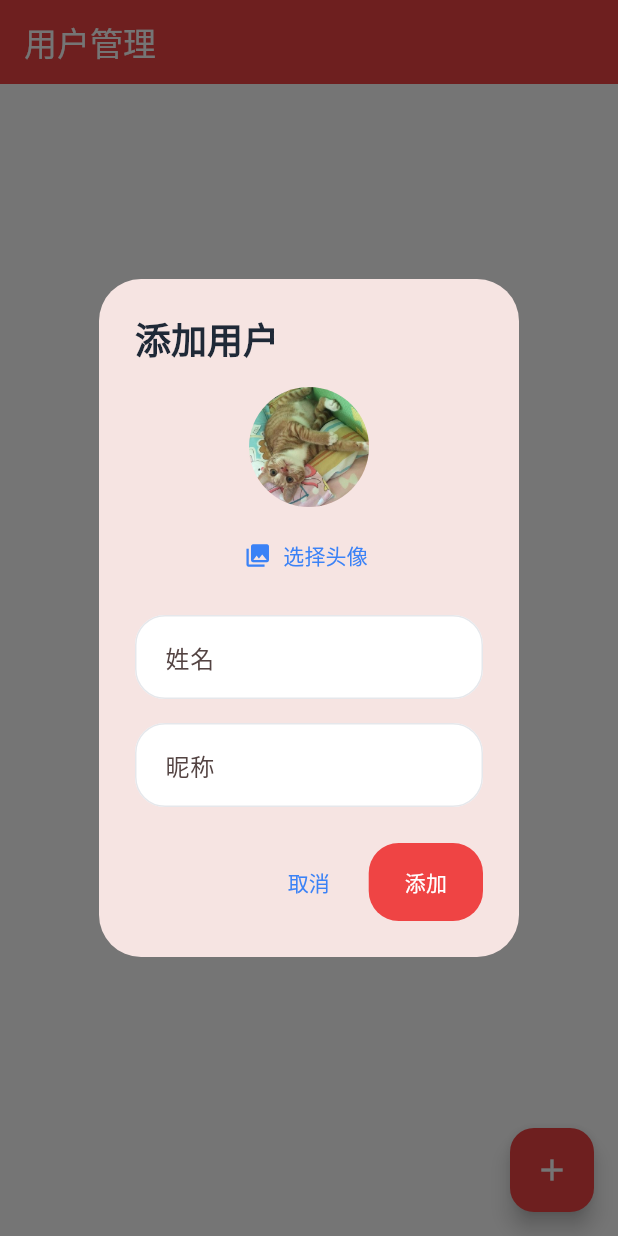
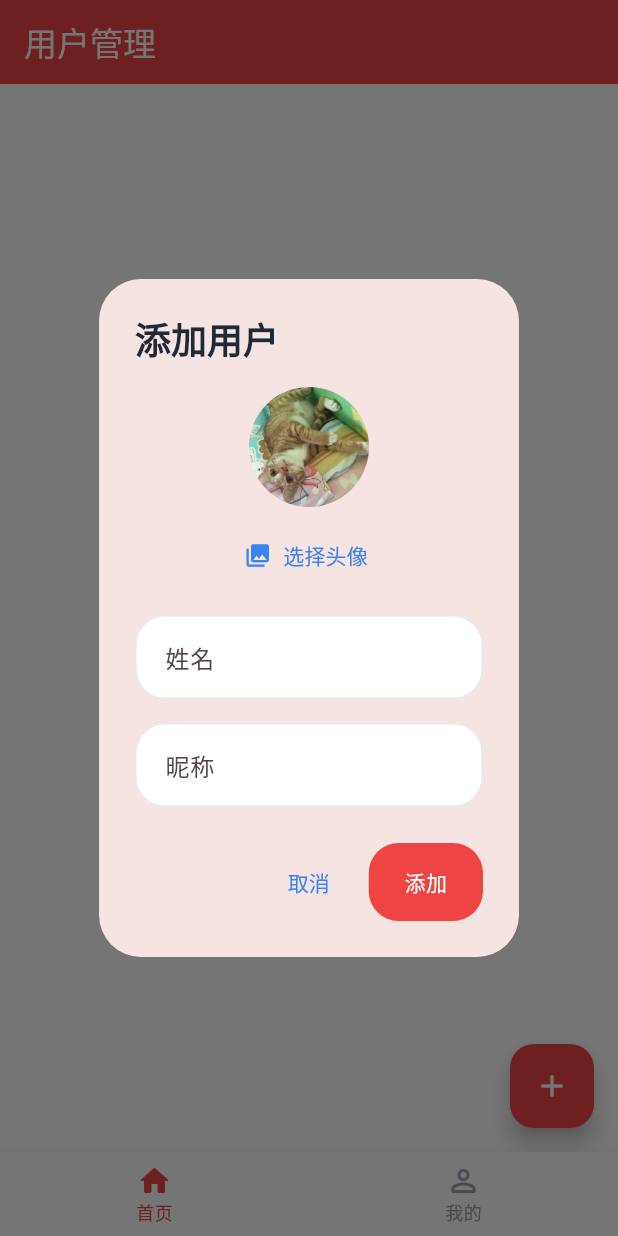
Before and after one commit to PassionZale/imh, a Flutter app: the screen it shows after launch, after a tap on the "add" icon, on a phone screen of 412 x 824 dp. Run offline on Flutter 3.47's test engine with Material 3 defaults, Android fonts, the phone set to English and light mode, and no system bars; our stand-ins replace image_picker, sqflite, wakelock_plus; accounts and stored records are empty.

Commit message:
feat(navigation): 添加底部导航栏
- 新增 HomePage 容器，使用 IndexedStack 管理首页和我的页面
- 新增 ProfilePage 个人中心页面
- 在 AppTheme 中添加底部导航栏主题样式
- 修复 adb_devices_fix.sh 无设备时阻塞问题

```diff
--- a/lib/main.dart
+++ b/lib/main.dart
@@ -2,7 +2,7 @@ import 'package:flutter/foundation.dart';
 import 'package:flutter/material.dart';
 import 'package:wakelock_plus/wakelock_plus.dart';
 import 'theme/app_theme.dart';
-import 'pages/users_page.dart';
+import 'pages/home_page.dart';
 
 void main() {
   WidgetsFlutterBinding.ensureInitialized();
@@ -20,7 +20,7 @@ class MyApp extends StatelessWidget {
     return MaterialApp(
       title: 'imh',
       theme: AppTheme.lightTheme,
-      home: const UsersPage(),
+      home: const HomePage(),
     );
   }
 }
--- /dev/null
+++ b/lib/pages/home_page.dart
@@ -0,0 +1,45 @@
+import 'package:flutter/material.dart';
+import 'users_page.dart';
+import 'profile_page.dart';
+
+class HomePage extends StatefulWidget {
+  const HomePage({super.key});
+
+  @override
+  State<HomePage> createState() => _HomePageState();
+}
+
+class _HomePageState extends State<HomePage> {
+  int _currentIndex = 0;
+
+  static const List<Widget> _pages = [
+    UsersPage(),
+    ProfilePage(),
+  ];
+
+  @override
+  Widget build(BuildContext context) {
+    return Scaffold(
+      body: IndexedStack(
+        index: _currentIndex,
+        children: _pages,
+      ),
+      bottomNavigationBar: BottomNavigationBar(
+        currentIndex: _currentIndex,
+        onTap: (index) => setState(() => _currentIndex = index),
+        items: const [
+          BottomNavigationBarItem(
+            icon: Icon(Icons.home_outlined),
+            activeIcon: Icon(Icons.home_rounded),
+            label: '首页',
+          ),
+          BottomNavigationBarItem(
+            icon: Icon(Icons.person_outline_rounded),
+            activeIcon: Icon(Icons.person_rounded),
+            label: '我的',
+          ),
+        ],
+      ),
+    );
+  }
+}
--- /dev/null
+++ b/lib/pages/profile_page.dart
@@ -0,0 +1,28 @@
+import 'package:flutter/material.dart';
+import '../theme/app_colors.dart';
+
+class ProfilePage extends StatelessWidget {
+  const ProfilePage({super.key});
+
+  @override
+  Widget build(BuildContext context) {
+    return Scaffold(
+      appBar: AppBar(
+        title: const Text('我的'),
+      ),
+      body: Center(
+        child: Column(
+          mainAxisAlignment: MainAxisAlignment.center,
+          children: [
+            Icon(Icons.person_outline, size: 80, color: AppColors.textMuted),
+            const SizedBox(height: 16),
+            Text(
+              '个人中心',
+              style: TextStyle(fontSize: 20, color: AppColors.textMain),
+            ),
+          ],
+        ),
+      ),
+    );
+  }
+}
--- a/lib/theme/app_theme.dart
+++ b/lib/theme/app_theme.dart
@@ -125,6 +125,17 @@ class AppTheme {
           foregroundColor: AppColors.secondary,
         ),
       ),
+
+      // Bottom Navigation Bar Theme
+      bottomNavigationBarTheme: BottomNavigationBarThemeData(
+        backgroundColor: Colors.white,
+        selectedItemColor: AppColors.primary,
+        unselectedItemColor: AppColors.textMuted,
+        selectedLabelStyle: const TextStyle(fontSize: 12),
+        unselectedLabelStyle: const TextStyle(fontSize: 12),
+        type: BottomNavigationBarType.fixed,
+        elevation: 8,
+      ),
     );
   }
 
```
Also changed, not shown: 1 other file.
